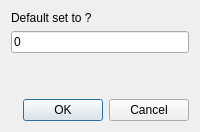
First picture: the form in uis/cheating/save_cheat_window.ui, repository NADNES-TEAM/NADNES, before the edit.
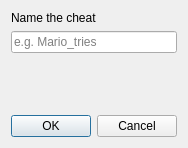
Second picture: the form after the edit.

```diff
--- a/uis/cheating/save_cheat_window.ui
+++ b/uis/cheating/save_cheat_window.ui
@@ -2,6 +2,14 @@
 <ui version="4.0">
  <class>Form</class>
  <widget class="QWidget" name="Form">
+  <property name="geometry">
+   <rect>
+    <x>0</x>
+    <y>0</y>
+    <width>186</width>
+    <height>148</height>
+   </rect>
+  </property>
   <property name="windowTitle">
    <string>Form</string>
   </property>
@@ -11,14 +19,17 @@
      <item>
       <widget class="QLabel" name="label">
        <property name="text">
-        <string>Default set to ?</string>
+        <string>Name the cheat</string>
        </property>
       </widget>
      </item>
      <item>
       <widget class="QLineEdit" name="lineEdit">
        <property name="text">
-        <string>0</string>
+        <string/>
+       </property>
+       <property name="placeholderText">
+        <string>e.g. Mario_tries</string>
        </property>
       </widget>
      </item>
```
